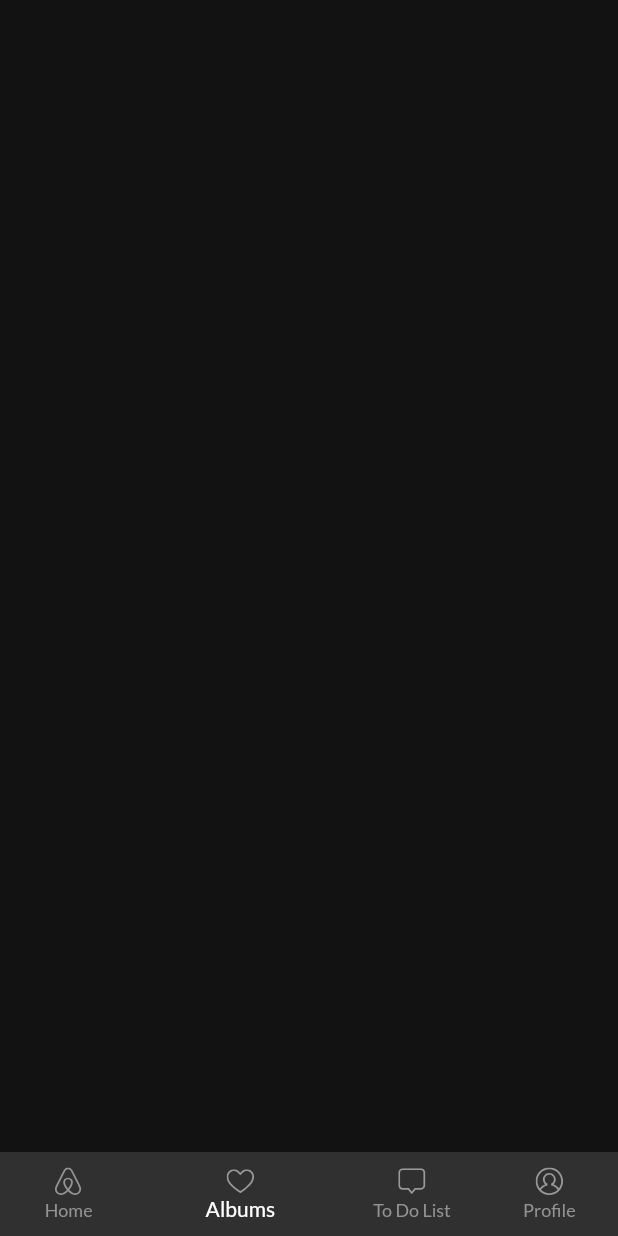
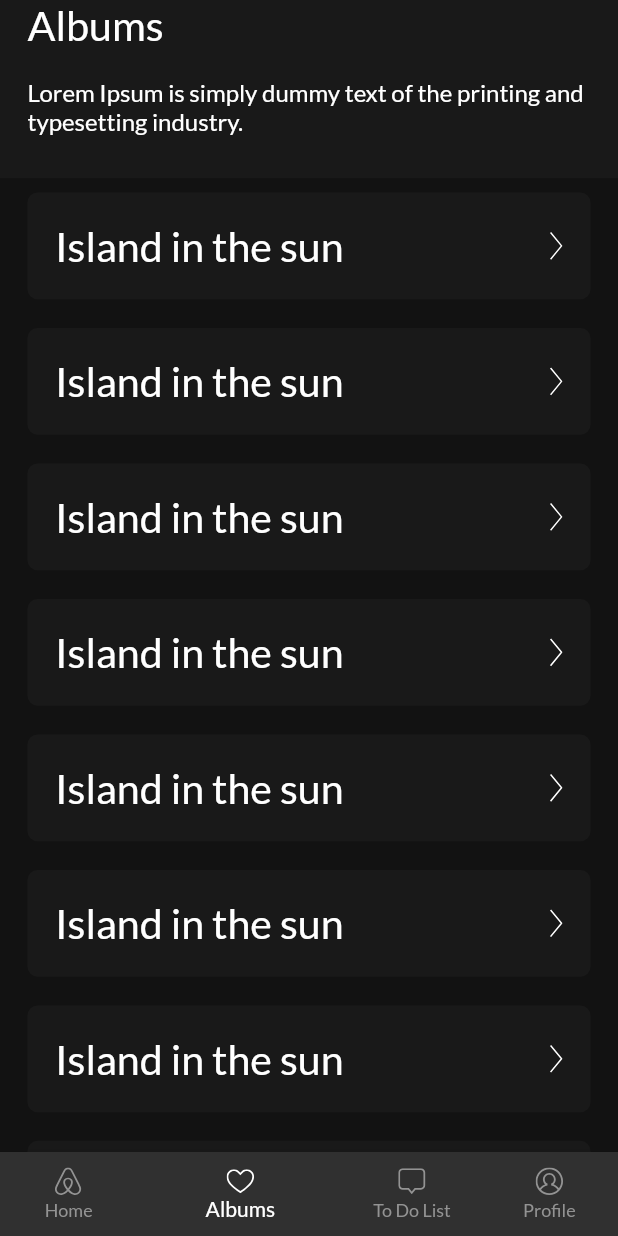
Before and after one commit to daksheshvira/multi_purpose_app, a Flutter app: the Navbar screen opened by its route, item 2 of the bottom bar chosen, on a phone screen of 412 x 824 dp. Run offline on Flutter 3.47's test engine with Material 2 defaults, Android fonts, the phone set to English and light mode, and no system bars; our stand-ins replace flutter_screenutil, flutter_svg, google_fonts; network calls fail.

Commit message:
feat: view comment, album list and album detail screen ui

```diff
--- /dev/null
+++ b/lib/data/models/album.dart
@@ -0,0 +1,15 @@
+import 'package:json_annotation/json_annotation.dart';
+
+part 'album.g.dart';
+
+@JsonSerializable()
+class Album {
+  String name;
+  String id;
+
+  Album({required this.name, required this.id});
+
+  factory Album.fromJson(Map<String, dynamic> json) => _$AlbumFromJson(json);
+
+  Map<String, dynamic> toJson() => _$AlbumToJson(this);
+}
--- a/lib/routes/routes.dart
+++ b/lib/routes/routes.dart
@@ -1,8 +1,11 @@
 import 'package:flutter/material.dart';
+import 'package:multi_purpose_app/data/models/album.dart';
+import 'package:multi_purpose_app/ui/album_detail/album_detail_screen.dart';
 import 'package:multi_purpose_app/ui/create_post/create_post.dart';
 import 'package:multi_purpose_app/ui/login/login_screen.dart';
 import 'package:multi_purpose_app/ui/navbar/navbar.dart';
 import 'package:multi_purpose_app/ui/splash_screen.dart';
+import 'package:multi_purpose_app/ui/view_comments/ViewComments.dart';
 
 part 'route_arguments.dart';
 
@@ -11,9 +14,11 @@ class Routes {
   static const login = '/login';
   static const navbar = '/navbar';
   static const createPost = '/create_post';
+  static const albumDetail = '/album_detail';
+  static const viewComments = '/view_comments';
 
   static Route<dynamic> onGenerateRoute(RouteSettings settings) {
-    // final args = settings.arguments;
+    final args = settings.arguments;
 
     switch (settings.name) {
       case Routes.splash:
@@ -39,6 +44,34 @@ class Routes {
           builder: (_) => CreatePost(),
           settings: settings,
         );
+      case Routes.albumDetail:
+        if (args is Album) {
+          return MaterialPageRoute(
+            builder: (_) => AlbumDetailScreen(
+              album: args,
+            ),
+            settings: settings,
+          );
+        } else {
+          return MaterialPageRoute(
+            builder: (_) => Container(),
+            settings: settings,
+          );
+        }
+      case Routes.viewComments:
+        if (args is String) {
+          return MaterialPageRoute(
+            builder: (_) => ViewComments(
+              postId: args,
+            ),
+            settings: settings,
+          );
+        } else {
+          return MaterialPageRoute(
+            builder: (_) => Container(),
+            settings: settings,
+          );
+        }
 
       default:
         return MaterialPageRoute(
--- /dev/null
+++ b/lib/ui/albums/albums_screen.dart
@@ -0,0 +1,66 @@
+import 'package:flutter/material.dart';
+import 'package:flutter_screenutil/flutter_screenutil.dart';
+import 'package:flutter_svg/flutter_svg.dart';
+import 'package:multi_purpose_app/data/models/album.dart';
+import 'package:multi_purpose_app/routes/routes.dart';
+import 'package:multi_purpose_app/ui/common/page_header.dart';
+import 'package:multi_purpose_app/utils/app_colors.dart';
+import 'package:multi_purpose_app/utils/images.dart';
+import 'package:multi_purpose_app/utils/strings.dart';
+import 'package:multi_purpose_app/utils/styles.dart';
+
+class AlbumsScreen extends StatelessWidget {
+  const AlbumsScreen({Key? key}) : super(key: key);
+
+  @override
+  Widget build(BuildContext context) {
+    return Column(
+      mainAxisAlignment: MainAxisAlignment.start,
+      crossAxisAlignment: CrossAxisAlignment.start,
+      children: [
+        PageHeader(
+          title: Strings.instance.albums,
+          description: Strings.instance.loremIpsum,
+        ),
+        Flexible(
+          child: ListView.builder(
+            shrinkWrap: true,
+            itemCount: 20,
+            itemBuilder: (context, index) => InkWell(
+              borderRadius: BorderRadius.circular(6.r),
+              onTap: () {
+                // Routes.albumDetail
+                Navigator.pushNamed(
+                  context,
+                  Routes.albumDetail,
+                  arguments: Album(
+                    name: 'Island in the sun',
+                    id: 'id',
+                  ),
+                );
+              },
+              child: Container(
+                margin: EdgeInsets.symmetric(vertical: 8.h, horizontal: 16.w),
+                padding: EdgeInsets.symmetric(vertical: 16.h, horizontal: 16.w),
+                decoration: BoxDecoration(
+                  color: AppColors.black25,
+                  borderRadius: BorderRadius.circular(6.r),
+                ),
+                child: Row(
+                  mainAxisAlignment: MainAxisAlignment.spaceBetween,
+                  children: [
+                    Text(
+                      'Island in the sun',
+                      style: Styles.instance.text24White,
+                    ),
+                    SvgPicture.asset(Images.instance.forward),
+                  ],
+                ),
+              ),
+            ),
+          ),
+        ),
+      ],
+    );
+  }
+}
--- a/lib/ui/home/home_screen.dart
+++ b/lib/ui/home/home_screen.dart
@@ -35,7 +35,7 @@ class _HomeScreenState extends State<HomeScreen> {
               ),
             ),
           ),
-        )
+        ),
       ],
     );
   }
--- a/lib/ui/login/login_screen.dart
+++ b/lib/ui/login/login_screen.dart
@@ -9,6 +9,8 @@ import 'package:multi_purpose_app/utils/validators.dart';
 class LoginScreen extends StatelessWidget {
   final _formKey = GlobalKey<FormState>();
   final ValueNotifier<bool> _obscurePasswordText = ValueNotifier(true);
+  final _emailController = TextEditingController();
+  final _passwordController = TextEditingController();
 
   @override
   Widget build(BuildContext context) {
@@ -36,6 +38,7 @@ class LoginScreen extends StatelessWidget {
                   height: 8.h,
                 ),
                 TextFormField(
+                  controller: _emailController,
                   decoration: InputDecoration(
                     filled: true,
                     border: Styles.instance.outlineBorder,
@@ -64,6 +67,7 @@ class LoginScreen extends StatelessWidget {
                   builder: (context) => ValueListenableBuilder<bool>(
                     valueListenable: _obscurePasswordText,
                     builder: (context, value, child) => TextFormField(
+                      controller: _passwordController,
                       obscureText: value,
                       textInputAction: TextInputAction.done,
                       keyboardType: TextInputType.visiblePassword,
--- a/lib/ui/navbar/navbar.dart
+++ b/lib/ui/navbar/navbar.dart
@@ -2,9 +2,11 @@ import 'package:flutter/material.dart';
 import 'package:flutter_screenutil/flutter_screenutil.dart';
 import 'package:flutter_svg/flutter_svg.dart';
 import 'package:multi_purpose_app/routes/routes.dart';
+import 'package:multi_purpose_app/ui/albums/albums_screen.dart';
 import 'package:multi_purpose_app/ui/home/home_screen.dart';
 import 'package:multi_purpose_app/utils/app_colors.dart';
 import 'package:multi_purpose_app/utils/images.dart';
+import 'package:multi_purpose_app/utils/strings.dart';
 
 class Navbar extends StatefulWidget {
   const Navbar({Key? key}) : super(key: key);
@@ -16,7 +18,7 @@ class Navbar extends StatefulWidget {
 class _NavbarState extends State<Navbar> {
   final List<Widget> _widgetOptions = <Widget>[
     HomeScreen(),
-    Container(),
+    AlbumsScreen(),
     Container(),
     Container(),
   ];
@@ -35,31 +37,34 @@ class _NavbarState extends State<Navbar> {
               width: 16.w,
               color: _selectedIndex == 0 ? Colors.white : AppColors.gray147,
             ),
-            label: 'Home',
+            label: Strings.instance.home,
           ),
           BottomNavigationBarItem(
             icon: SvgPicture.asset(
               Images.instance.heart,
               height: 16.h,
               width: 16.w,
+              color: _selectedIndex == 1 ? Colors.white : AppColors.gray147,
             ),
-            label: 'Albums',
+            label: Strings.instance.albums,
           ),
           BottomNavigationBarItem(
             icon: SvgPicture.asset(
               Images.instance.message,
               height: 16.h,
               width: 16.w,
+              color: _selectedIndex == 2 ? Colors.white : AppColors.gray147,
             ),
-            label: 'To Do List',
+            label: Strings.instance.todoList,
           ),
           BottomNavigationBarItem(
             icon: SvgPicture.asset(
               Images.instance.profile,
               height: 16.h,
               width: 16.w,
+              color: _selectedIndex == 3 ? Colors.white : AppColors.gray147,
             ),
-            label: 'Profile',
+            label: Strings.instance.profile,
           ),
         ],
         currentIndex: _selectedIndex,
--- a/lib/utils/strings.dart
+++ b/lib/utils/strings.dart
@@ -13,9 +13,14 @@ class Strings {
   final continueText = 'Continue';
   final posts = 'Posts';
   final loremIpsum =
-      'Lorem Ipsum is simply dummy text of the printing and typesetting industry. Lorem Ipsum has been the industry\'s standard dummy text ever since the 1500s, when an unknown printer took a galley of type and';
+      'Lorem Ipsum is simply dummy text of the printing and typesetting industry.';
   final title = 'Title';
   final post = 'Post';
   final createPost = 'Create Post';
   final submitPost = 'Submit Post';
+  final home = 'Home';
+  final albums = 'Albums';
+  final todoList = 'To Do List';
+  final profile = 'Profile';
+  final viewComments = 'view comments';
 }
--- a/lib/utils/styles.dart
+++ b/lib/utils/styles.dart
@@ -38,9 +38,15 @@ class Styles {
     color: Colors.white,
     fontWeight: FontWeight.w800,
   );
+
   final text18ExtraBoldWhite = GoogleFonts.lato(
     fontSize: 18.sp,
     color: Colors.white,
     fontWeight: FontWeight.w800,
   );
+
+  final text14Gray = GoogleFonts.lato(
+    fontSize: 14.sp,
+    color: AppColors.gray147,
+  );
 }
--- a/pubspec.yaml
+++ b/pubspec.yaml
@@ -26,7 +26,6 @@ dependencies:
     sdk: flutter
   cupertino_icons: ^1.0.2
   http: ^0.13.3
-  flutter_spinkit: ^5.0.0
   google_fonts: ^2.1.0
   intl: ^0.17.0
   cached_network_image: ^3.1.0
```
Also changed, not shown: lib/data/models/todo.dart (added, +16 -0 lines), lib/ui/album_detail/album_detail_screen.dart (added, +83 -0 lines), lib/ui/home/post_item.dart (+7 -2 lines), lib/ui/view_comments/ViewComments.dart (added, +51 -0 lines), lib/ui/view_comments/comment_item.dart (added, +54 -0 lines), assets/images/heart.svg, assets/images/message.svg, assets/images/profile.svg, lib/data/models/album.g.dart (added), lib/data/models/todo.g.dart (added), pubspec.lock.
